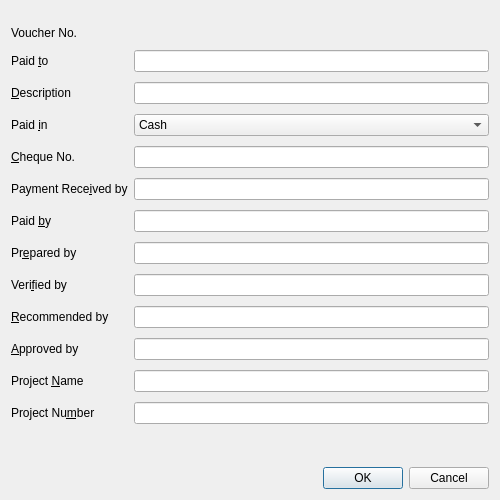
Qt form SampleApps/Voucher/ch.banana.apps.transactionvoucher.dialog.ui (BananaAccounting/General) before a commit.
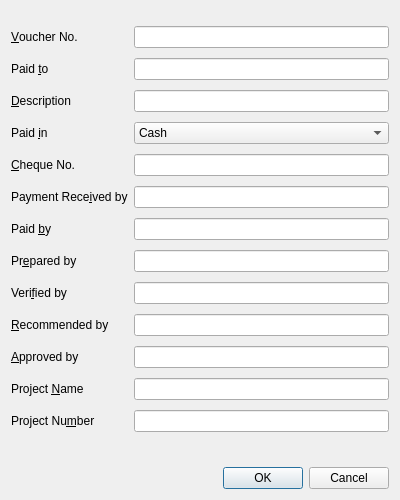
The same form after that commit.

Commit message: Update Voucher App

```diff
--- a/SampleApps/Voucher/ch.banana.apps.transactionvoucher.dialog.ui
+++ b/SampleApps/Voucher/ch.banana.apps.transactionvoucher.dialog.ui
@@ -6,7 +6,7 @@
    <rect>
     <x>0</x>
     <y>0</y>
-    <width>500</width>
+    <width>400</width>
     <height>500</height>
    </rect>
   </property>
@@ -140,7 +140,10 @@
      <item row="0" column="0">
       <widget class="QLabel" name="VoucherNumberLabel">
        <property name="text">
-        <string>Voucher No.</string>
+        <string>&amp;Voucher No.</string>
+       </property>
+       <property name="buddy">
+        <cstring>VoucherNumberLineEdit</cstring>
        </property>
       </widget>
      </item>
@@ -223,11 +226,7 @@
       <widget class="QLineEdit" name="ProjectNumberLineEdit"/>
      </item>
      <item row="0" column="1">
-      <widget class="QLabel" name="VoucherNumberLineEdit">
-       <property name="text">
-        <string/>
-       </property>
-      </widget>
+      <widget class="QLineEdit" name="VoucherNumberLineEdit"/>
      </item>
     </layout>
    </item>
```
Left out of the diff: 1 changed line with no effect on the pictures. The commit also changes 2 other files.
